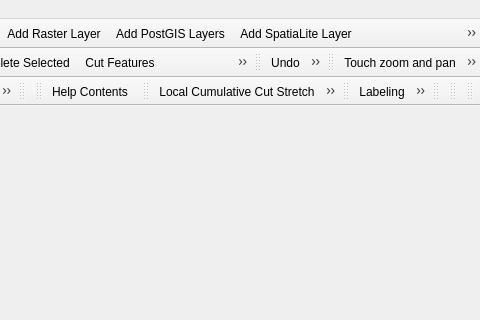
Old version of the form src/ui/qgisapp.ui in the repository qgis/QGIS; both pictures show x 570 to 1050 and y 0 to 320 of the 1050 by 506 pixel window.
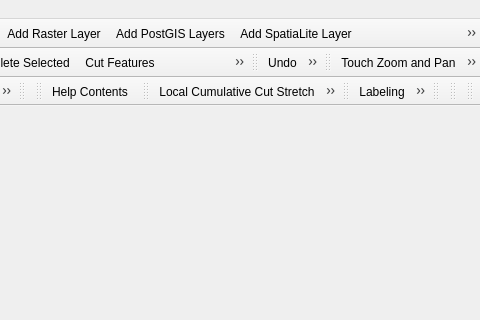
New version of the form. Icons and pictures are not drawn.

```diff
--- a/src/ui/qgisapp.ui
+++ b/src/ui/qgisapp.ui
@@ -1740,7 +1740,7 @@
      <normaloff>:/images/themes/default/mActionTouch.png</normaloff>:/images/themes/default/mActionTouch.png</iconset>
    </property>
    <property name="text">
-    <string>Touch zoom and pan</string>
+    <string>Touch Zoom and Pan</string>
    </property>
    <property name="toolTip">
     <string>Touch zoom and pan</string>
```
Left out of the diff: 32 changed lines with no effect on the pictures.
